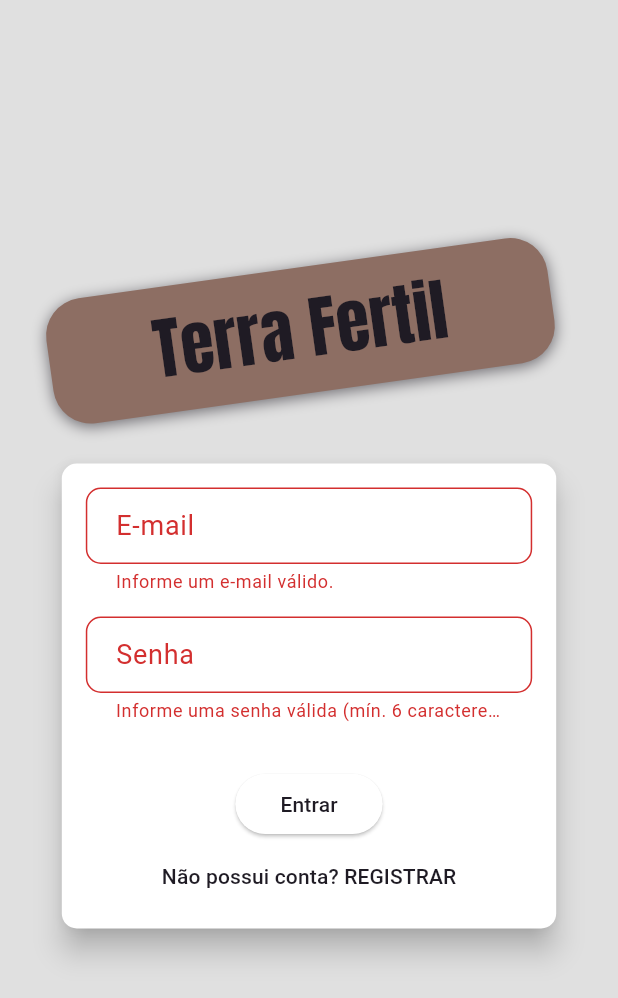
After one commit to joao-CustodioC/Terra-Fertil, a Flutter app: the screen it shows after launch, after a tap on "Entrar", on a phone screen of 412 x 824 dp. The commit adds this screen. Shown: the top 998 px of the screen. Run offline on Flutter 3.47's test engine with Material 3 defaults, Android fonts, the phone set to English and light mode, and no system bars; our stand-ins replace shared_preferences; network calls fail.

Commit message:
Adição de login na aplicação

```diff
--- /dev/null
+++ b/lib/components/auth_form.dart
@@ -0,0 +1,193 @@
+import 'dart:io';
+import 'package:flutter/cupertino.dart';
+import 'package:flutter/material.dart';
+import 'package:terra_fertil/exception/auth_exception.dart';
+import 'package:terra_fertil/models/auth.dart';
+import 'package:provider/provider.dart';
+
+enum AuthMode { SignUp, Login }
+
+class AuthForm extends StatefulWidget {
+  const AuthForm({super.key});
+
+  @override
+  State<AuthForm> createState() => _AuthFormState();
+}
+
+class _AuthFormState extends State<AuthForm> {
+  AuthMode _authMode = AuthMode.Login;
+  final _passwordController = TextEditingController();
+  final _formKey = GlobalKey<FormState>();
+
+  bool _isLoading = false;
+  final Map<String, String> _authData = {'email': '', 'password': ''};
+
+  bool _isLogin() => _authMode == AuthMode.Login;
+
+  bool _isSignUp() => _authMode == AuthMode.SignUp;
+
+  void _switchAuthMode() {
+    setState(() {
+      if (_isLogin()) {
+        _authMode = AuthMode.SignUp;
+      } else {
+        _authMode = AuthMode.Login;
+      }
+    });
+  }
+
+  void _showDialog(String msg) {
+    if (Platform.isIOS) {
+      showCupertinoDialog(
+        context: context,
+        builder: (ctx) => CupertinoAlertDialog(
+          title: Text('Ocorreu um erro.'),
+          content: Text(msg),
+          actions: [
+            CupertinoDialogAction(
+              child: const Text("Fechar"),
+              onPressed: () => Navigator.of(ctx).pop(),
+            ),
+          ],
+        ),
+      );
+    } else {
+      showDialog(
+        context: context,
+        builder:
+            (ctx) => AlertDialog(
+          title: Text('Ocorreu um erro.'),
+          content: Text(msg),
+          actions: [
+            TextButton(
+              onPressed: () => Navigator.of(context).pop(),
+              child: Text('Fechar'),
+            ),
+          ],
+        ),
+      );
+    }
+  }
+
+  Future<void> _submit() async {
+    final isValid = _formKey.currentState?.validate() ?? false;
+    if (!isValid) return;
+
+    setState(() => _isLoading = true);
+    _formKey.currentState?.save();
+
+    final auth = Provider.of<Auth>(context, listen: false);
+    try {
+      if (_isLogin()) {
+        await auth.signin(_authData['email']!, _authData['password']!);
+      } else {
+        await auth.signup(_authData['email']!, _authData['password']!);
+      }
+    } on AuthException catch (errors) {
+      _showDialog(errors.toString());
+    } catch (errors) {
+      _showDialog('Ocorreu um erro inesperado.');
+    } finally {
+      setState(() => _isLoading = false);
+    }
+  }
+
+  InputDecoration _buildInputDecoration(String label) {
+    return InputDecoration(
+      labelText: label,
+      border: OutlineInputBorder(borderRadius: BorderRadius.circular(10)),
+      contentPadding: const EdgeInsets.symmetric(vertical: 12, horizontal: 16),
+    );
+  }
+
+  @override
+  Widget build(BuildContext context) {
+    final deviceSize = MediaQuery.of(context).size;
+
+    return Card(
+      elevation: 8,
+      shape: RoundedRectangleBorder(borderRadius: BorderRadius.circular(10)),
+      child: AnimatedContainer(
+        duration: const Duration(milliseconds: 300),
+        curve: Curves.easeInOut,
+        padding: const EdgeInsets.all(16),
+        height: _isLogin() ? 310 : 400,
+        width: deviceSize.width * 0.8,
+        child: Form(
+          key: _formKey,
+          child: Column(
+            children: [
+              TextFormField(
+                decoration: _buildInputDecoration('E-mail'),
+                textInputAction: TextInputAction.next,
+                keyboardType: TextInputType.emailAddress,
+                onSaved: (email) => _authData['email'] = email ?? '',
+                validator: (_email) {
+                  final email = _email ?? '';
+                  if (email.trim().isEmpty || !email.contains('@')) {
+                    return 'Informe um e-mail válido.';
+                  }
+                  return null;
+                },
+              ),
+              const SizedBox(height: 15),
+              TextFormField(
+                decoration: _buildInputDecoration('Senha'),
+                textInputAction: TextInputAction.next,
+                controller: _passwordController,
+                obscureText: true,
+                onSaved: (password) => _authData['password'] = password ?? '',
+                validator: (_password) {
+                  final password = _password ?? '';
+                  if (password.isEmpty || password.length < 6) {
+                    return 'Informe uma senha válida (mín. 6 caracteres).';
+                  }
+                  return null;
+                },
+              ),
+              const SizedBox(height: 15),
+              if (_isSignUp())
+                TextFormField(
+                  decoration: _buildInputDecoration('Confirmar Senha'),
+                  obscureText: true,
+                  validator: (_confirmPassword) {
+                    final confirmPassword = _confirmPassword ?? '';
+                    if (confirmPassword != _passwordController.text) {
+                      return 'As senhas não conferem.';
+                    }
+                    return null;
+                  },
+                ),
+              const SizedBox(height: 15),
+              if (_isLoading)
+                const CircularProgressIndicator()
+              else
+                ElevatedButton(
+                  onPressed: _submit,
+                  style: ElevatedButton.styleFrom(
+                    shape: RoundedRectangleBorder(
+                      borderRadius: BorderRadius.circular(30),
+                    ),
+                    padding: const EdgeInsets.symmetric(
+                      horizontal: 30,
+                      vertical: 8,
+                    ),
+                  ),
+                  child: Text(_isLogin() ? 'Entrar' : 'Registrar'),
+                ),
+              const Spacer(),
+              TextButton(
+                onPressed: _switchAuthMode,
+                child: Text(
+                  _isLogin()
+                      ? 'Não possui conta? REGISTRAR'
+                      : 'Já possui conta? ENTRAR',
+                ),
+              ),
+            ],
+          ),
+        ),
+      ),
+    );
+  }
+}
--- a/lib/components/product_grid_item.dart
+++ b/lib/components/product_grid_item.dart
@@ -1,5 +1,6 @@
 import 'package:flutter/material.dart';
 import 'package:provider/provider.dart';
+import 'package:terra_fertil/models/auth.dart';
 import 'package:terra_fertil/models/cart.dart';
 import 'package:terra_fertil/models/product.dart';
 import 'package:terra_fertil/utils/app_routes.dart';
@@ -12,6 +13,7 @@ class ProductGridItem extends StatelessWidget {
     final msg = ScaffoldMessenger.of(context);
     final product = Provider.of<Product>(context, listen: false);
     final cart = Provider.of<Cart>(context);
+    final auth = Provider.of<Auth>(context, listen: false);
 
     return GestureDetector(
       onTap: () {
@@ -92,7 +94,7 @@ class ProductGridItem extends StatelessWidget {
                           (ctx, product, _) => IconButton(
                             onPressed: () async {
                               try {
-                                await product.toggleFavorite();
+                                await product.toggleFavorite(auth.token ?? '', auth.userId ?? '');
                               } on HttpExceptionn catch (error) {
                                 msg.showSnackBar(
                                   SnackBar(content: Text(error.toString())),
--- /dev/null
+++ b/lib/data/store.dart
@@ -0,0 +1,49 @@
+import 'dart:convert';
+import 'package:shared_preferences/shared_preferences.dart';
+
+class Store {
+  static Future<bool> saveString(String value, String key) async {
+    final prefs = await SharedPreferences.getInstance();
+    return prefs.setString(key, value);
+  }
+
+  static Future<bool> saveMap(String key, Map<String, dynamic> value) async {
+    try {
+      final prefs = await SharedPreferences.getInstance();
+      final jsonString = jsonEncode(value);
+      final success = await prefs.setString(key, jsonString);
+      print("Tentativa de salvar no SharedPreferences: $jsonString");
+      return success;
+    } catch (e) {
+      print("Erro ao salvar no SharedPreferences: $e");
+      return false;
+    }
+  }
+
+
+
+  static Future<String> getString(String key,
+      [String defaultValue = '']) async {
+    final prefs = await SharedPreferences.getInstance();
+    return prefs.getString(key) ?? defaultValue;
+  }
+
+  static Future<Map<String, dynamic>> getMap(String key) async {
+    try {
+      final jsonString = await getString(key);
+      print("Dados recuperados do SharedPreferences: $jsonString");
+      return jsonString.isNotEmpty ? jsonDecode(jsonString) : {};
+    } catch (e) {
+      print("Erro ao recuperar os dados do SharedPreferences: $e");
+      return {};
+    }
+  }
+
+
+
+  static Future<bool> remove(String key) async {
+    final prefs = await SharedPreferences.getInstance();
+    return prefs.remove(key);
+  }
+
+}
--- /dev/null
+++ b/lib/exception/auth_exception.dart
@@ -0,0 +1,19 @@
+class AuthException implements Exception {
+  final Map<String, String> errors = {
+  'EMAIL_EXISTS' : 'E-mail já cadastrado.',
+  'OPERATION_NOT_ALLOWED' : 'Operação não permitida.',
+  'TOO_MANY_ATTEMPTS_TRY_LATER' : 'Acesso bloqueado temporariamente. Tente novamenta mais tarde.',
+  'EMAIL_NOT_FOUND' : 'E-mail não encontrado.',
+  'INVALID_PASSWORD' : 'Senha Inválida.',
+  'USER_DISABLED' : 'A conta do usuário foi desabilitada.',
+  };
+
+  final String key;
+
+  AuthException(this.key);
+
+  @override
+  String toString() {
+    return errors[key] ?? 'Ocorreu um erro no processo de autentificação';
+  }
+}
--- a/lib/main.dart
+++ b/lib/main.dart
@@ -1,12 +1,13 @@
 import 'package:flutter/material.dart';
+import 'package:terra_fertil/models/auth.dart';
 import 'package:terra_fertil/models/cart.dart';
 import 'package:terra_fertil/models/order_list.dart';
 import 'package:terra_fertil/models/product_list.dart';
+import 'package:terra_fertil/pages/auth_or_home_page.dart';
 import 'package:terra_fertil/pages/cart_page.dart';
 import 'package:terra_fertil/pages/orders_page.dart';
 import 'package:terra_fertil/pages/product_form_page.dart';
 import 'package:terra_fertil/pages/product_page.dart';
-import 'package:terra_fertil/pages/products_overview_page.dart';
 import 'package:terra_fertil/utils/app_routes.dart';
 import 'package:terra_fertil/pages/product_detail_page.dart';
 import 'package:provider/provider.dart';
@@ -20,15 +21,20 @@ class MyApp extends StatelessWidget {
   Widget build(BuildContext context) {
     return MultiProvider(
       providers: [
-        ChangeNotifierProvider(
-            create: (_) => ProductList()
+        ChangeNotifierProvider(create: (_) => Auth()),
+        ChangeNotifierProxyProvider<Auth, ProductList>(
+          create: (_) => ProductList(),
+          update:
+              (ctx, auth, previous) =>
+                  ProductList(auth.token ?? '', previous?.items ?? [], auth.userId ?? ''),
         ),
-        ChangeNotifierProvider(
-            create: (_) => Cart()
+        ChangeNotifierProxyProvider<Auth, OrderList>(
+          create: (_) => OrderList(),
+          update:
+              (ctx, auth, previous) =>
+                  OrderList(auth.token ?? '', previous?.items ?? [], auth.userId ?? ''),
         ),
-        ChangeNotifierProvider(
-            create: (_) => OrderList()
-        ),
+        ChangeNotifierProvider(create: (_) => Cart()),
       ],
       child: MaterialApp(
         debugShowCheckedModeBanner: false,
@@ -61,7 +67,7 @@ class MyApp extends StatelessWidget {
           ),
         ),
         routes: {
-          AppRoutes.HOME: (ctx) => ProductsOverviewPage(),
+          AppRoutes.AUTH_OR_HOME: (ctx) => AuthOrHomePage(),
           AppRoutes.PRODUCT_DETAIL: (ctx) => ProductDetailPage(),
           AppRoutes.CART: (ctx) => CartPage(),
           AppRoutes.ORDERS: (ctx) => OrdersPage(),
--- /dev/null
+++ b/lib/models/auth.dart
@@ -0,0 +1,124 @@
+import 'dart:async';
+import 'dart:convert';
+import 'package:flutter/material.dart';
+import 'package:http/http.dart' as http;
+import 'package:terra_fertil/data/store.dart';
+import 'package:terra_fertil/exception/auth_exception.dart';
+
+class Auth with ChangeNotifier {
+  String? _token;
+  String? _email;
+  String? _userId;
+  DateTime? _expiryDate;
+  Timer? _logOutTimer;
+  static const _apiKey = 'AIzaSyDYhCUaedir60eisZMMID0SuqfnwsMOm-o';
+  static const _url = 'https://identitytoolkit.googleapis.com/v1/accounts:';
+
+  bool get isAuth {
+    final isValid = _expiryDate?.isAfter(DateTime.now()) ?? false;
+    return _token != null && isValid;
+  }
+
+  String? get token {
+    return isAuth ? _token : null;
+  }
+
+  String? get userId {
+    return isAuth ? _userId : null;
+  }
+
+  String? get email {
+    return isAuth ? _email : null;
+  }
+
+  Future<void> _autenticate(
+    String email,
+    String password,
+    String urlFragment,
+  ) async {
+    final url = '$_url$urlFragment?key=$_apiKey';
+    final response = await http.post(
+      Uri.parse(url),
+      body: jsonEncode({
+        'email': email,
+        'password': password,
+        'returnSecureToken': true,
+      }),
+    );
+    final body = jsonDecode(response.body);
+
+    if (body['error'] != null) {
+      throw AuthException(body['error']['message']);
+    } else {
+      _token = body['idToken'];
+      _email = body['email'];
+      _userId = body['localId'];
+      _expiryDate = DateTime.now().add(
+        Duration(seconds: int.parse(body['expiresIn'])),
+      );
+      final success = await Store.saveMap('userData', {
+        'token': _token,
+        'email': _email,
+        'userId': _userId,
+        'expiryDate': _expiryDate!.toIso8601String(),
+      });
+
+      print("Dados salvos com sucesso? $success");
+
+      notifyListeners();
+    }
+  }
+
+  Future<void> tryAutoLogin() async {
+    if (isAuth) return;
+
+    final userData = await Store.getMap('userData');
+
+    if (userData.isEmpty || !userData.containsKey('token')) {
+      print("Nenhum dado de usuário salvo ou dados inválidos.");
+      return;
+    }
+
+    final expiryDate = DateTime.tryParse(userData['expiryDate'] ?? '');
+    if (expiryDate == null || expiryDate.isBefore(DateTime.now())) {
+      print("Token expirado ou inválido.");
+      return;
+    }
+
+    _token = userData['token'];
+    _userId = userData['userId'];
+    _email = userData['email'];
+    _expiryDate = expiryDate;
+
+    print("Usuário autenticado automaticamente: $_email");
+
+    notifyListeners();
+  }
+
+  Future<void> signup(String email, String password) async {
+    return _autenticate(email, password, 'signUp');
+  }
+
+  Future<void> signin(String email, String password) async {
+    return _autenticate(email, password, 'signInWithPassword');
+  }
+
+  Future<void> signout() async {
+    _expiryDate = null;
+    _userId = null;
+    _email = null;
+    _token = null;
+    _logOutTimer?.cancel();
+    _logOutTimer = null;
+    Store.remove('userData');
+    notifyListeners();
+  }
+
+  // Future<void> _autoSignout() async {
+  //   _logOutTimer?.cancel();
+  //   _logOutTimer = null;
+  //   final timeToLogout = _expiryDate?.difference(DateTime.now()).inSeconds;
+  //   _logOutTimer = Timer(Duration(seconds: timeToLogout ?? 0), signout);
+  //   notifyListeners();
+  // }
+}
--- a/lib/models/order_list.dart
+++ b/lib/models/order_list.dart
@@ -8,15 +8,18 @@ import 'package:http/http.dart' as http;
 
 class OrderList with ChangeNotifier {
   List<Order> _items = [];
-
+  final String? _token;
+  final String? _userId;
   List<Order> get items => [..._items];
 
+
+  OrderList([this._token = '', this._items = const [], this._userId = '']);
   int get itemsCount => _items.length;
 
   Future<void> addOrder(Cart cart) async {
     final date = DateTime.now();
     final response = await http.post(
-      Uri.parse('${Constants.ORDER_BASE_URL}.json'),
+      Uri.parse('${Constants.ORDER_BASE_URL}/$_userId.json?auth=$_token'),
       body: jsonEncode({
         'total': cart.totalAmount,
         'date': date.toIso8601String(),
@@ -49,14 +52,14 @@ class OrderList with ChangeNotifier {
   }
 
   Future<void> loadOrder() async {
-    _items.clear();
+    List<Order> items = [];
     final response = await http.get(
-      Uri.parse('${Constants.ORDER_BASE_URL}.json'),
+      Uri.parse('${Constants.ORDER_BASE_URL}/$_userId.json?auth=$_token'),
     );
     if (response.body == 'null') return;
     Map<String, dynamic> data = jsonDecode(response.body);
     data.forEach((orderId, orderData) {
-      _items.add(
+      items.add(
         Order(
           id: orderId,
           date: DateTime.parse(orderData['date']),
@@ -73,6 +76,7 @@ class OrderList with ChangeNotifier {
         ),
       );
     });
+    _items = items.reversed.toList();
     notifyListeners();
   }
 }
--- /dev/null
+++ b/lib/pages/auth_or_home_page.dart
@@ -0,0 +1,27 @@
+import 'package:flutter/material.dart';
+import 'package:terra_fertil/models/auth.dart';
+import 'package:provider/provider.dart';
+import 'package:terra_fertil/pages/auth_page.dart';
+import 'package:terra_fertil/pages/products_overview_page.dart';
+
+class AuthOrHomePage extends StatelessWidget {
+  const AuthOrHomePage({super.key});
+
+  @override
+  Widget build(BuildContext context) {
+    Auth auth = Provider.of(context);
+    return FutureBuilder(
+      future: auth.tryAutoLogin(),
+      builder: (ctx, snapshot) {
+        if (snapshot.connectionState == ConnectionState.waiting) {
+          return Center(child: CircularProgressIndicator());
+        }
+        if (snapshot.error != null) {
+          return Center(child: Text('Ocorreu um erro!'));
+        } else {
+          return auth.isAuth ? ProductsOverviewPage() : AuthPage();
+        }
+      },
+    );
+  }
+}
--- /dev/null
+++ b/lib/pages/auth_page.dart
@@ -0,0 +1,49 @@
+import 'dart:math';
+import 'package:flutter/material.dart';
+import 'package:terra_fertil/components/auth_form.dart';
+
+class AuthPage extends StatelessWidget {
+  const AuthPage({super.key});
+
+  @override
+  Widget build(BuildContext context) {
+    return Scaffold(
+      body: SingleChildScrollView(
+        child: SizedBox(
+          width: double.infinity,
+          height: MediaQuery.of(context).size.height, // ocupa toda a tela
+          child: Column(
+            mainAxisAlignment: MainAxisAlignment.center,
+            children: [
+              Container(
+                margin: const EdgeInsets.only(bottom: 20),
+                padding: const EdgeInsets.symmetric(vertical: 10, horizontal: 70),
+                transform: Matrix4.rotationZ(-8 * pi / 180)..translate(-10.0),
+                decoration: BoxDecoration(
+                  borderRadius: BorderRadius.circular(25),
+                  color: Theme.of(context).colorScheme.secondary,
+                  boxShadow: [
+                    BoxShadow(
+                      blurRadius: 8,
+                      color: Theme.of(context).primaryColor.withOpacity(0.6),
+                      offset: const Offset(0, 2),
+                    ),
+                  ],
+                ),
+                child: Text(
+                  'Terra Fertil',
+                  style: TextStyle(
+                    fontSize: 45,
+                    fontFamily: 'Anton',
+                    color: Theme.of(context).primaryColor,
+                  ),
+                ),
+              ),
+              const AuthForm(),
+            ],
+          ),
+        ),
+      ),
+    );
+  }
+}
--- a/lib/pages/cart_page.dart
+++ b/lib/pages/cart_page.dart
@@ -21,7 +21,7 @@ class CartPage extends StatelessWidget {
               ? CupertinoButton.filled(
             child: const Text("Ir para a loja"),
             onPressed: () {
-              Navigator.of(context).pushReplacementNamed(AppRoutes.HOME);
+              Navigator.of(context).pushReplacementNamed(AppRoutes.AUTH_OR_HOME);
             },
           )
               : ElevatedButton(
@@ -33,7 +33,7 @@ class CartPage extends StatelessWidget {
               style: TextStyle(color: Colors.white),
             ),
             onPressed: () {
-              Navigator.of(context).pushReplacementNamed(AppRoutes.HOME);
+              Navigator.of(context).pushReplacementNamed(AppRoutes.AUTH_OR_HOME);
             },
           ),
         ],
@@ -158,6 +158,7 @@ class _CartButtonState extends State<CartButton> {
           await Provider.of<OrderList>(context, listen: false)
               .addOrder(widget.cart);
           widget.cart.clear();
+          Navigator.of(context).pushNamed(AppRoutes.ORDERS);
         } catch (error) {
           debugPrint("Erro ao adicionar pedido: $error");
         } finally {
@@ -172,6 +173,7 @@ class _CartButtonState extends State<CartButton> {
           await Provider.of<OrderList>(context, listen: false)
               .addOrder(widget.cart);
           widget.cart.clear();
+          Navigator.of(context).pushNamed(AppRoutes.ORDERS);
         } catch (error) {
           debugPrint("Erro ao adicionar pedido: $error");
         } finally {
--- a/lib/utils/app_routes.dart
+++ b/lib/utils/app_routes.dart
@@ -1,5 +1,5 @@
 class AppRoutes {
-  static const HOME = '/';
+  static const AUTH_OR_HOME = '/';
   static const PRODUCT_DETAIL = '/product-detail';
   static const CART = '/cart';
   static const ORDERS = '/orders';
--- a/lib/utils/constants.dart
+++ b/lib/utils/constants.dart
@@ -1,4 +1,6 @@
 class Constants {
+  static const USER_FAVORITE_URL =
+      'https://terra-fertil-dc760-default-rtdb.firebaseio.com/userFavorite';
   static const PRODUCT_BASE_URL =
       'https://terra-fertil-dc760-default-rtdb.firebaseio.com/products';
   static const ORDER_BASE_URL =
--- a/pubspec.yaml
+++ b/pubspec.yaml
@@ -41,7 +41,7 @@ dev_dependencies:
   provider: ^5.0.0
   intl: ^0.20.2
   http: ^1.3.0
-
+  shared_preferences: ^2.2.2
 
   # The "flutter_lints" package below contains a set of recommended lints to
   # encourage good coding practices. The lint set provided by the package is
```
Also changed, not shown: lib/components/app_drawer.dart (+58 -20 lines), lib/models/product.dart (+7 -6 lines), lib/models/product_list.dart (+24 -8 lines), lib/pages/product_detail_page.dart (+5 -3 lines), pubspec.lock, 3 other files.
